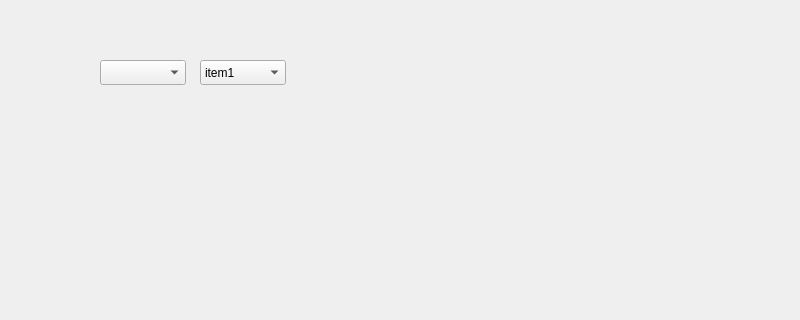
Before: the Qt Designer form code/4.input/1.comboBox/comboBox/widget.ui in vistar-terry/Qt-Learning, drawn with Qt 5; both pictures show x 0 to 800 and y 0 to 320 of the 800 by 600 pixel window.
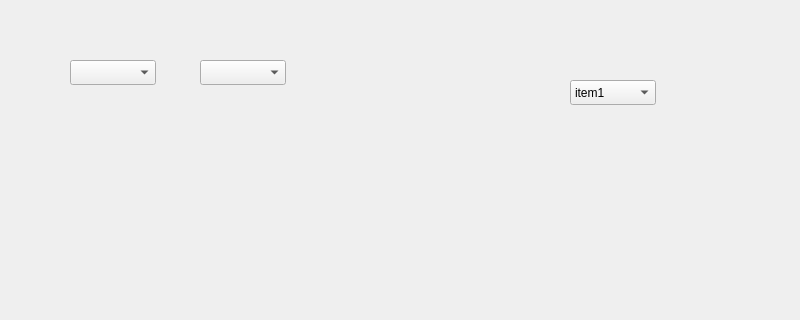
After: the same form once the commit is applied.

```diff
--- a/code/4.input/1.comboBox/comboBox/widget.ui
+++ b/code/4.input/1.comboBox/comboBox/widget.ui
@@ -16,8 +16,8 @@
   <widget class="QComboBox" name="comboBox">
    <property name="geometry">
     <rect>
-     <x>200</x>
-     <y>60</y>
+     <x>570</x>
+     <y>80</y>
      <width>86</width>
      <height>25</height>
     </rect>
@@ -42,7 +42,7 @@
   <widget class="QComboBox" name="comboBox_2">
    <property name="geometry">
     <rect>
-     <x>100</x>
+     <x>70</x>
      <y>60</y>
      <width>86</width>
      <height>25</height>
@@ -68,6 +68,25 @@
     </rect>
    </property>
   </widget>
+  <widget class="QComboBox" name="comboBox_3">
+   <property name="geometry">
+    <rect>
+     <x>200</x>
+     <y>60</y>
+     <width>86</width>
+     <height>25</height>
+    </rect>
+   </property>
+   <property name="editable">
+    <bool>false</bool>
+   </property>
+   <property name="currentText">
+    <string/>
+   </property>
+   <property name="frame">
+    <bool>true</bool>
+   </property>
+  </widget>
  </widget>
  <resources/>
  <connections/>
```
